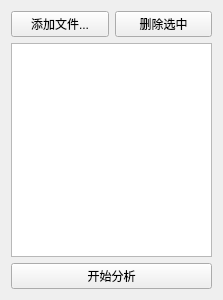
Above: hello_world/linx_monitor/gui/totalanalysis.ui from WatsonJay/python_test before the change. Below: the same form after it.
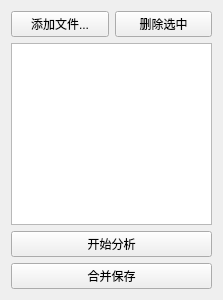
That is the form after the change.

```diff
--- a/hello_world/linx_monitor/gui/totalanalysis.ui
+++ b/hello_world/linx_monitor/gui/totalanalysis.ui
@@ -42,6 +42,13 @@
      </property>
     </widget>
    </item>
+   <item>
+    <widget class="QPushButton" name="save_pushButton">
+     <property name="text">
+      <string>合并保存</string>
+     </property>
+    </widget>
+   </item>
   </layout>
  </widget>
  <resources/>
```
